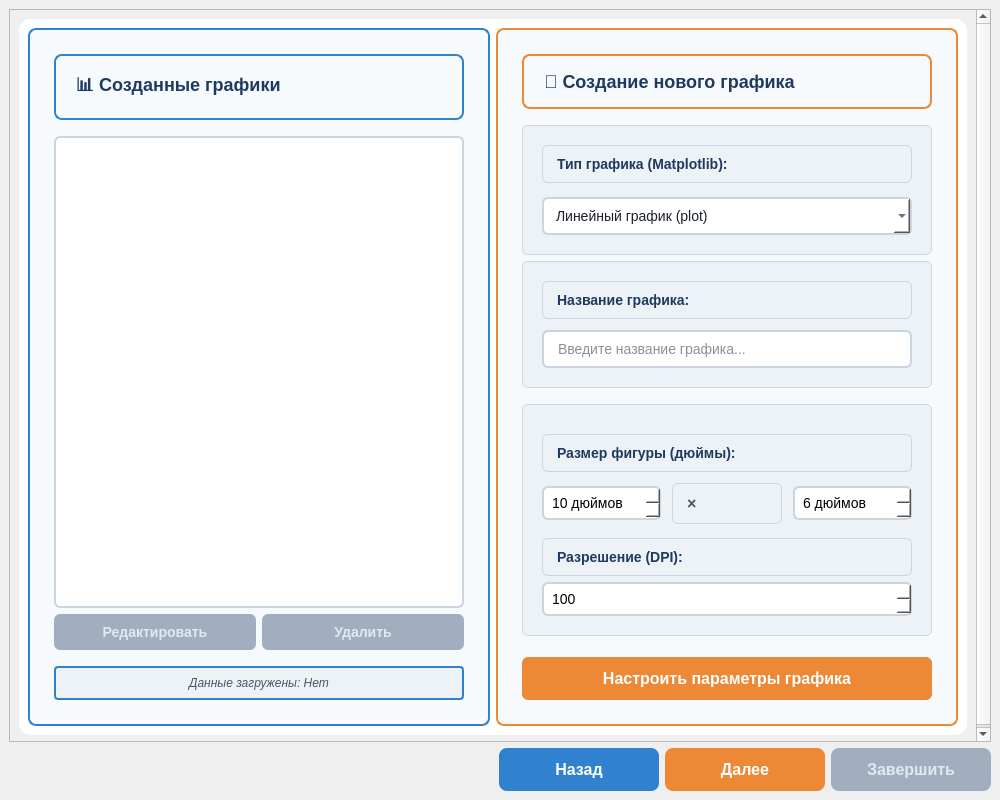
Before: the Qt Designer form form/visualization.ui in usatopolosato/lowcode_platform, drawn with Qt 5.
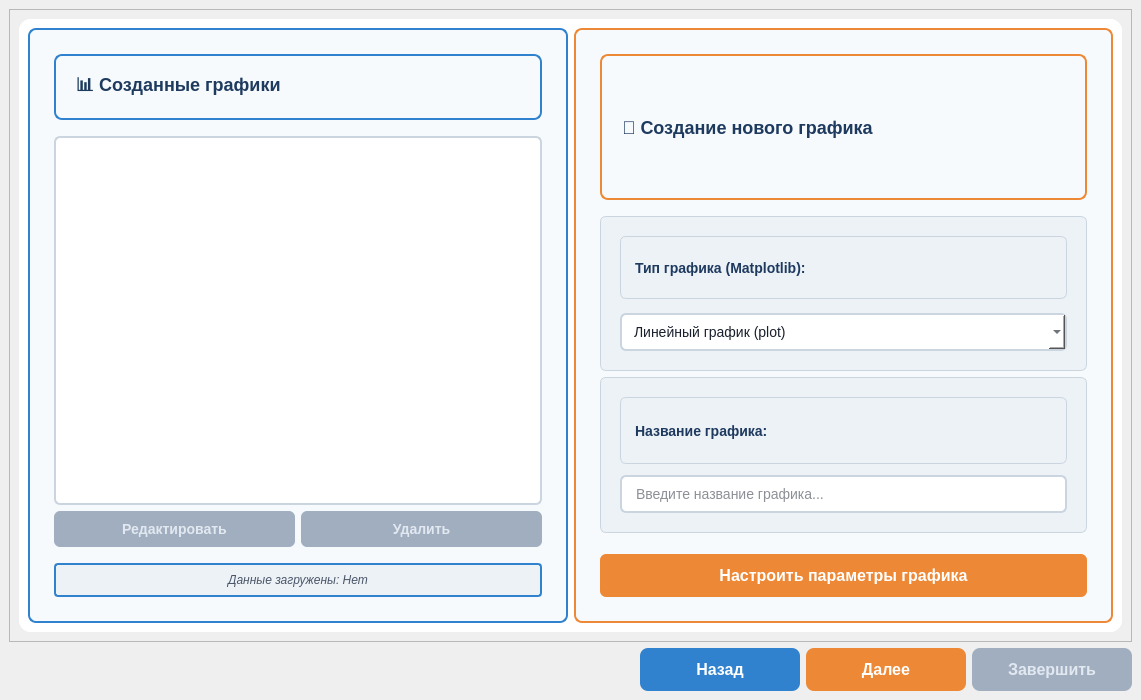
After: the same form once the commit is applied. The open tabs and pages were chosen to show the change. Icons and pictures are not drawn.

Commit message: все починил отображение графиков в бете слишком муторно

What changed in the file:
```diff
--- a/form/visualization.ui
+++ b/form/visualization.ui
@@ -6,8 +6,8 @@
    <rect>
     <x>0</x>
     <y>0</y>
-    <width>1000</width>
-    <height>800</height>
+    <width>1141</width>
+    <height>700</height>
    </rect>
   </property>
   <property name="minimumSize">
@@ -43,8 +43,8 @@
         <rect>
          <x>0</x>
          <y>0</y>
-         <width>955</width>
-         <height>779</height>
+         <width>1117</width>
+         <height>624</height>
         </rect>
        </property>
        <layout class="QVBoxLayout" name="verticalLayout_3">
@@ -367,136 +367,6 @@
                  </layout>
                 </widget>
                </item>
-               <item>
-                <widget class="QFrame" name="global_settings_frame">
-                 <property name="styleSheet">
-                  <string notr="true">QFrame {
-    background-color: #edf2f7;
-    border: 1px solid #cbd5e0;
-    border-radius: 6px;
-    padding: 10px;
-    margin-top: 10px;
-}</string>
-                 </property>
-                 <layout class="QVBoxLayout" name="verticalLayout_global">
-                  <item>
-                   <widget class="QLabel" name="label_figsize">
-                    <property name="styleSheet">
-                     <string notr="true">color: #1e3a5f;
-font-size: 14px;
-font-weight: bold;
-margin-bottom: 5px;</string>
-                    </property>
-                    <property name="text">
-                     <string>Размер фигуры (дюймы):</string>
-                    </property>
-                   </widget>
-                  </item>
-                  <item>
-                   <layout class="QHBoxLayout" name="horizontalLayout_figsize">
-                    <item>
-                     <widget class="QSpinBox" name="figsize_width_spin">
-                      <property name="styleSheet">
-                       <string notr="true">QSpinBox {
-    background-color: white;
-    border: 2px solid #cbd5e0;
-    border-radius: 6px;
-    padding: 6px;
-    font-size: 14px;
-}</string>
-                      </property>
-                      <property name="suffix">
-                       <string> дюймов</string>
-                      </property>
-                      <property name="minimum">
-                       <number>4</number>
-                      </property>
-                      <property name="maximum">
-                       <number>20</number>
-                      </property>
-                      <property name="value">
-                       <number>10</number>
-                      </property>
-                     </widget>
-                    </item>
-                    <item>
-                     <widget class="QLabel" name="label_figsize_x">
-                      <property name="styleSheet">
-                       <string notr="true">color: #4a5568;
-font-size: 16px;
-font-weight: bold;
-margin: 0 5px;</string>
-                      </property>
-                      <property name="text">
-                       <string>×</string>
-                      </property>
-                     </widget>
-                    </item>
-                    <item>
-                     <widget class="QSpinBox" name="figsize_height_spin">
-                      <property name="styleSheet">
-                       <string notr="true">QSpinBox {
-    background-color: white;
-    border: 2px solid #cbd5e0;
-    border-radius: 6px;
-    padding: 6px;
-    font-size: 14px;
-}</string>
-                      </property>
-                      <property name="suffix">
-                       <string> дюймов</string>
-                      </property>
-                      <property name="minimum">
-                       <number>4</number>
-                      </property>
-                      <property name="maximum">
-                       <number>20</number>
-                      </property>
-                      <property name="value">
-                       <number>6</number>
-                      </property>
-                     </widget>
-                    </item>
-                   </layout>
-                  </item>
-                  <item>
-                   <widget class="QLabel" name="label_dpi">
-                    <property name="styleSheet">
-                     <string notr="true">color: #1e3a5f;
-font-size: 14px;
-font-weight: bold;
-margin-top: 8px;</string>
-                    </property>
-                    <property name="text">
-                     <string>Разрешение (DPI):</string>
-                    </property>
-                   </widget>
-                  </item>
-                  <item>
-                   <widget class="QSpinBox" name="dpi_spinbox">
-                    <property name="styleSheet">
-                     <string notr="true">QSpinBox {
-    background-color: white;
-    border: 2px solid #cbd5e0;
-    border-radius: 6px;
-    padding: 6px;
-    font-size: 14px;
-}</string>
-                    </property>
-                    <property name="minimum">
-                     <number>72</number>
-                    </property>
-                    <property name="maximum">
-                     <number>300</number>
-                    </property>
-                    <property name="value">
-                     <number>100</number>
-                    </property>
-                   </widget>
-                  </item>
-                 </layout>
-                </widget>
-               </item>
                <item>
                 <widget class="QPushButton" name="btn_configure_chart">
                  <property name="styleSheet">
```
Left out of the diff: 602 changed lines with no effect on the pictures. The commit also changes 2 other files.
